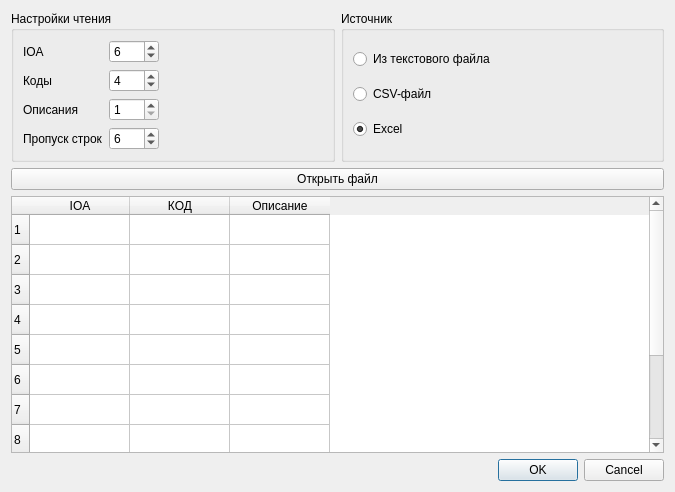
Old version of the form importdialog.ui in the repository MicroKoder/QIEC104.
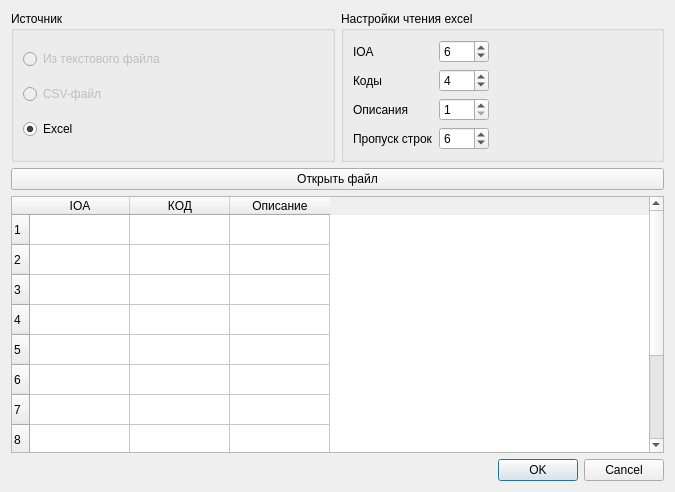
New version of the form.

The edit to the form file:
```diff
--- a/importdialog.ui
+++ b/importdialog.ui
@@ -16,10 +16,49 @@
   <layout class="QVBoxLayout" name="verticalLayout_2">
    <item>
     <layout class="QHBoxLayout" name="horizontalLayout">
+     <item>
+      <widget class="QGroupBox" name="groupBox">
+       <property name="title">
+        <string>Источник</string>
+       </property>
+       <layout class="QVBoxLayout" name="verticalLayout">
+        <item>
+         <widget class="QRadioButton" name="selector_txt">
+          <property name="enabled">
+           <bool>false</bool>
+          </property>
+          <property name="text">
+           <string>Из текстового файла</string>
+          </property>
+         </widget>
+        </item>
+        <item>
+         <widget class="QRadioButton" name="selector_csv">
+          <property name="enabled">
+           <bool>false</bool>
+          </property>
+          <property name="text">
+           <string>CSV-файл</string>
+          </property>
+         </widget>
+        </item>
+        <item>
+         <widget class="QRadioButton" name="selector_xls">
+          <property name="text">
+           <string>Excel</string>
+          </property>
+          <property name="checked">
+           <bool>true</bool>
+          </property>
+         </widget>
+        </item>
+       </layout>
+      </widget>
+     </item>
      <item>
       <widget class="QGroupBox" name="groupBox_2">
        <property name="title">
-        <string>Настройки чтения</string>
+        <string>Настройки чтения excel</string>
        </property>
        <layout class="QHBoxLayout" name="horizontalLayout_2">
         <item>
@@ -118,39 +157,6 @@
        </layout>
       </widget>
      </item>
-     <item>
-      <widget class="QGroupBox" name="groupBox">
-       <property name="title">
-        <string>Источник</string>
-       </property>
-       <layout class="QVBoxLayout" name="verticalLayout">
-        <item>
-         <widget class="QRadioButton" name="selector_txt">
-          <property name="text">
-           <string>Из текстового файла</string>
-          </property>
-         </widget>
-        </item>
-        <item>
-         <widget class="QRadioButton" name="selector_csv">
-          <property name="text">
-           <string>CSV-файл</string>
-          </property>
-         </widget>
-        </item>
-        <item>
-         <widget class="QRadioButton" name="selector_xls">
-          <property name="text">
-           <string>Excel</string>
-          </property>
-          <property name="checked">
-           <bool>true</bool>
-          </property>
-         </widget>
-        </item>
-       </layout>
-      </widget>
-     </item>
     </layout>
    </item>
    <item>
```
